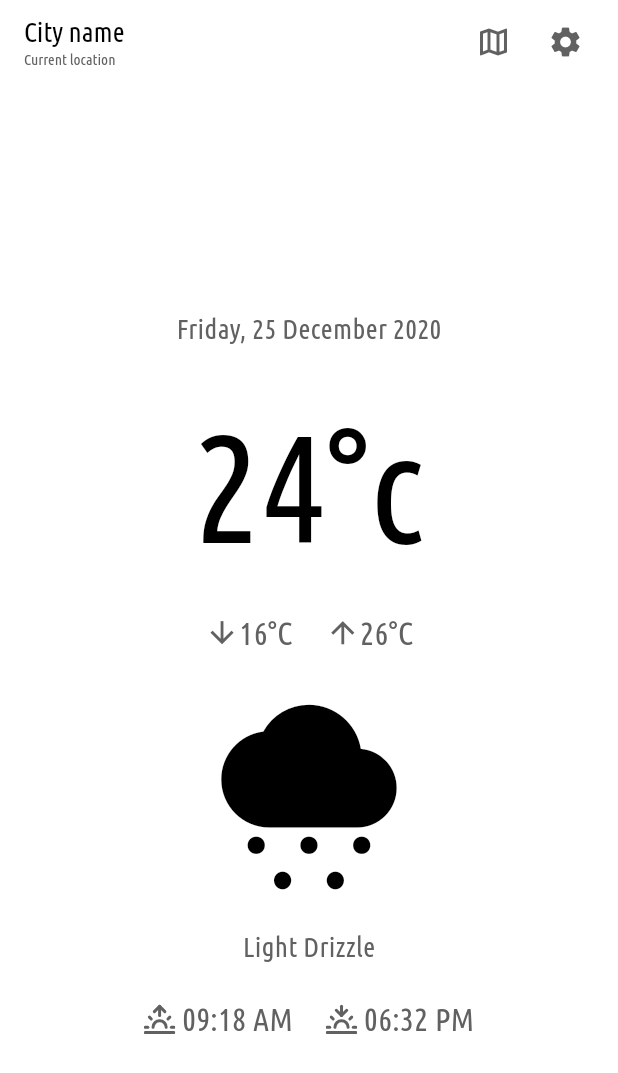
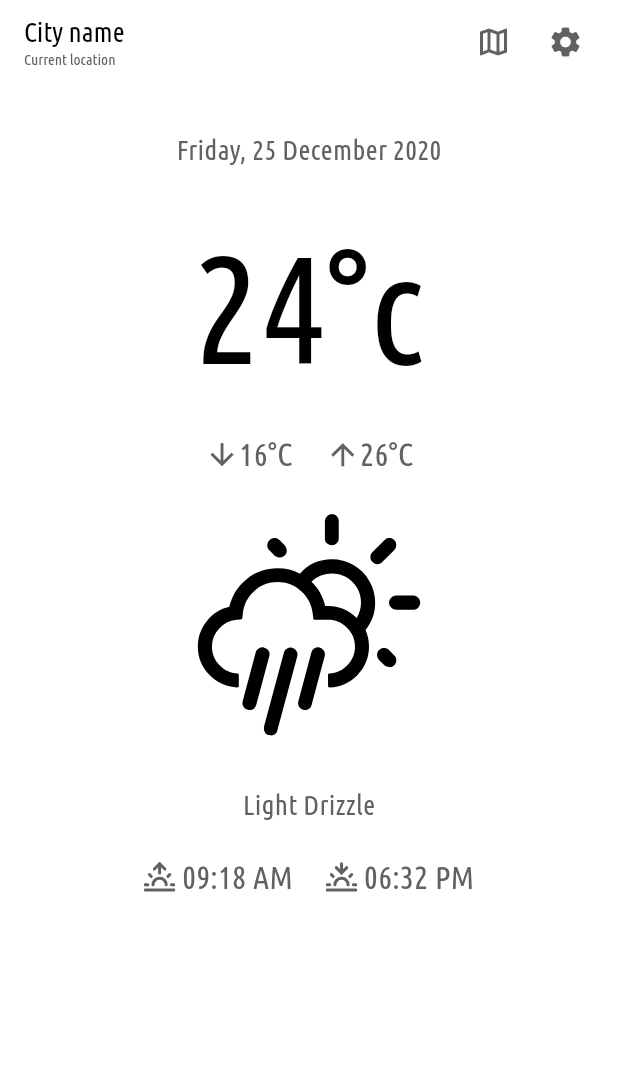
Before and after one commit to SayfiddinovJ/weather_app, a Flutter app: the screen it shows after launch, on a phone screen of 412 x 824 dp. Shown: the top 1073 px of the screen. Run offline on Flutter 3.47's test engine with Material 3 defaults, Android fonts, the light colour scheme and no system bars; our stand-ins replace flutter_screenutil, flutter_svg.

Commit message:
added icons

```diff
--- a/lib/ui/home/home_screen.dart
+++ b/lib/ui/home/home_screen.dart
@@ -36,14 +36,12 @@ class HomeScreen extends StatelessWidget {
         ],
       ),
       body: SafeArea(
-        child: Center(
         child: RefreshIndicator(
           semanticsLabel: 'Pull to refresh',
           semanticsValue: 'Refresh',
           color: AppColors.gray,
           displacement: 0,
           edgeOffset: 0,
-            backgroundColor: Colors.transparent,
           strokeWidth: 2,
           onRefresh: () async {
             await Future.delayed(const Duration(seconds: 2));
@@ -56,7 +54,7 @@ class HomeScreen extends StatelessWidget {
               },
               child: Column(
                 children: [
-                    20.ph,
+                  30.ph,
                   Text(
                     'Friday, 25 December 2020',
                     style: TextStyle(fontSize: 18.sp, color: AppColors.gray),
@@ -95,7 +93,15 @@ class HomeScreen extends StatelessWidget {
                     ],
                   ),
                   20.ph,
-                    Icon(Icons.cloudy_snowing, size: 128.w),
+                  SvgPicture.asset(
+                    AppIcons.dayRain,
+                    colorFilter: ColorFilter.mode(
+                      Theme.of(context).iconTheme.color!,
+                      BlendMode.srcIn,
+                    ),
+                    height: 150.w,
+                    width: 150.w,
+                  ),
                   20.ph,
                   Text(
                     'Light Drizzle',
@@ -130,7 +136,6 @@ class HomeScreen extends StatelessWidget {
           ),
         ),
       ),
-      ),
     );
   }
 }
--- a/lib/utils/icons/app_icons.dart
+++ b/lib/utils/icons/app_icons.dart
@@ -1,4 +1,16 @@
 class AppIcons {
   static const String sunrise = "assets/icons/sunrise.svg";
   static const String sunset = "assets/icons/sunset.svg";
+  static const String sun = "assets/icons/sun.svg";
+  static const String cloud = "assets/icons/wi-cloud.svg";
+  static const String dayCloudy = "assets/icons/wi-day-cloudy.svg";
+  static const String dayRain = "assets/icons/wi-day-rain.svg";
+  static const String daySleet = "assets/icons/wi-day-sleet.svg";
+  static const String daySunny = "assets/icons/wi-day-sunny.svg";
+  static const String fog = "assets/icons/wi-fog.svg";
+  static const String nightClear = "assets/icons/wi-night-clear.svg";
+  static const String nightCloudy = "assets/icons/wi-night-cloudy.svg";
+  static const String rain = "assets/icons/wi-rain.svg";
+  static const String snow = "assets/icons/wi-snow.svg";
+  static const String windy = "assets/icons/wi-windy.svg";
 }
```
Also changed, not shown: assets/icons/sun.svg (added), assets/icons/wi-cloud.svg (added), assets/icons/wi-day-cloudy.svg (added), assets/icons/wi-day-rain.svg (added), assets/icons/wi-day-sleet.svg (added), assets/icons/wi-day-sunny.svg (added), assets/icons/wi-fog.svg (added), assets/icons/wi-night-clear.svg (added), assets/icons/wi-night-cloudy.svg (added), assets/icons/wi-rain.svg (added), assets/icons/wi-snow.svg (added), assets/icons/wi-windy.svg (added). Lines whose indentation alone changed are shown as unchanged.
